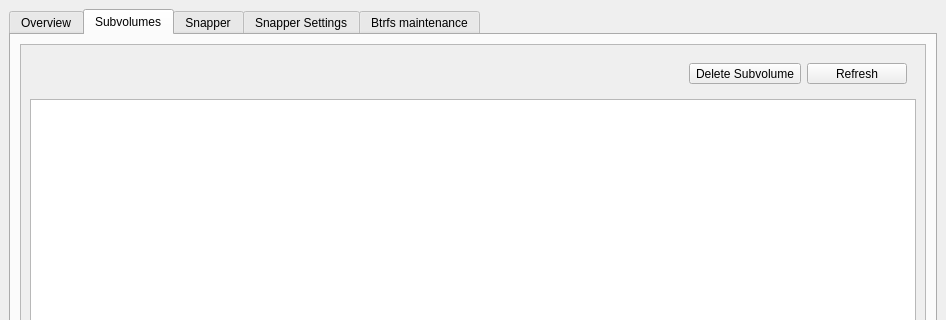
Before: the Qt Designer form btrfs-assistant.ui in nexusriot/btrfs-assistant, drawn with Qt 5; both pictures show x 0 to 946 and y 0 to 320 of the 946 by 717 pixel window.
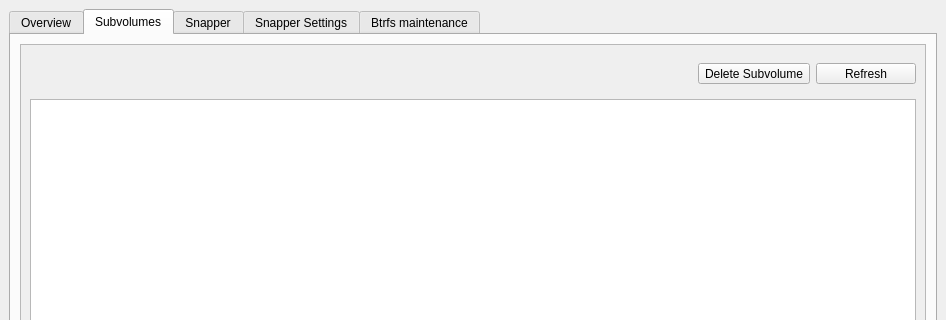
After: the same form once the commit is applied. The open tabs and pages were chosen to show the change. Icons and pictures are not drawn.

Commit message: Add sorting support to snapper tabs and align buttons on subvolume tab

Diff of the .ui file:
```diff
--- a/btrfs-assistant.ui
+++ b/btrfs-assistant.ui
@@ -462,6 +462,12 @@
             <item row="0" column="0">
              <widget class="QFrame" name="frame_subvolumesOptions">
               <layout class="QHBoxLayout" name="horizontalLayout_9">
+               <property name="leftMargin">
+                <number>0</number>
+               </property>
+               <property name="rightMargin">
+                <number>0</number>
+               </property>
                <item>
                 <spacer name="horizontalSpacer_9">
                  <property name="orientation">
```
Left out of the diff: 5 changed lines with no effect on the pictures. The commit also changes 2 other files.
